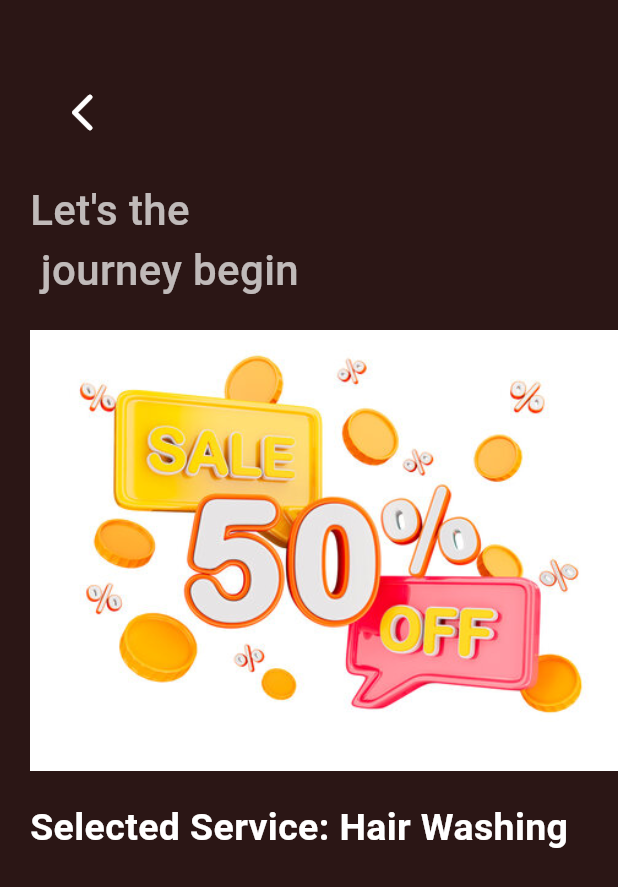
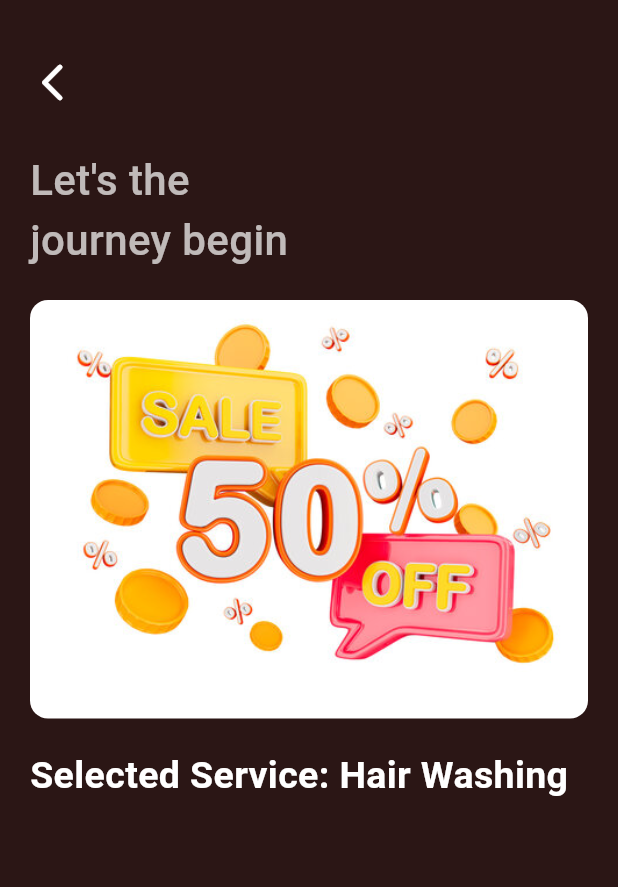
Before and after one commit to jeetukumarmeena/barberapp, a Flutter app: the screen it shows after launch, after a tap on "Hair Washing", on a phone screen of 412 x 824 dp. Shown: the top 887 px of the screen. Run offline on Flutter 3.47's test engine with Material 3 defaults, Android fonts, the phone set to English and light mode, and no system bars.

Commit message:
arrow back updated

```diff
--- a/lib/pages/booking.dart
+++ b/lib/pages/booking.dart
@@ -15,24 +15,26 @@ class _BookingState extends State<Booking> {
     return Scaffold(
       backgroundColor: const Color(0xFF2b1615),
       body: Container(
-        margin: const EdgeInsets.only(left: 20.0),
+        padding: const EdgeInsets.symmetric(horizontal: 20.0),  // Added horizontal padding
         child: Column(
           crossAxisAlignment: CrossAxisAlignment.start,
           children: [
-            GestureDetector(
-              onTap: () => Navigator.pop(context),
-              child: const Padding(
-                padding: EdgeInsets.only(left: 20, top: 60),
-                child: Icon(
+            // Back Button with better positioning
+            Container(
+              margin: const EdgeInsets.only(top: 40),  // Reduced top margin
+              child: GestureDetector(
+                onTap: () => Navigator.pop(context),
+                child: const Icon(
                   Icons.arrow_back_ios_new_rounded,
                   color: Colors.white,
                   size: 30.0,
                 ),
               ),
             ),
+
             const SizedBox(height: 30.0),
             const Text(
-              "Let's the\n journey begin",
+              "Let's the\njourney begin",
               style: TextStyle(
                 color: Colors.white70,
                 fontSize: 28.0,
@@ -42,19 +44,23 @@ class _BookingState extends State<Booking> {
 
             const SizedBox(height: 20.0),
             SizedBox(
-              width: MediaQuery.of(context).size.width,
-              child: Image.asset(
-                "images/discount_image.jpg",
-                fit: BoxFit.cover,
+              width: double.infinity,  // Better way to use full width
+              child: ClipRRect(
+                borderRadius: BorderRadius.circular(12),  // Added rounded corners
+                child: Image.asset(
+                  "images/discount_image.jpg",
+                  fit: BoxFit.cover,
+                ),
               ),
             ),
+
             const SizedBox(height: 20.0),
             Text(
               "Selected Service: ${widget.service}",
               style: const TextStyle(
                 color: Colors.white,
                 fontSize: 25.0,
-                fontWeight: FontWeight.bold
+                fontWeight: FontWeight.bold,
               ),
             ),
           ],
```
